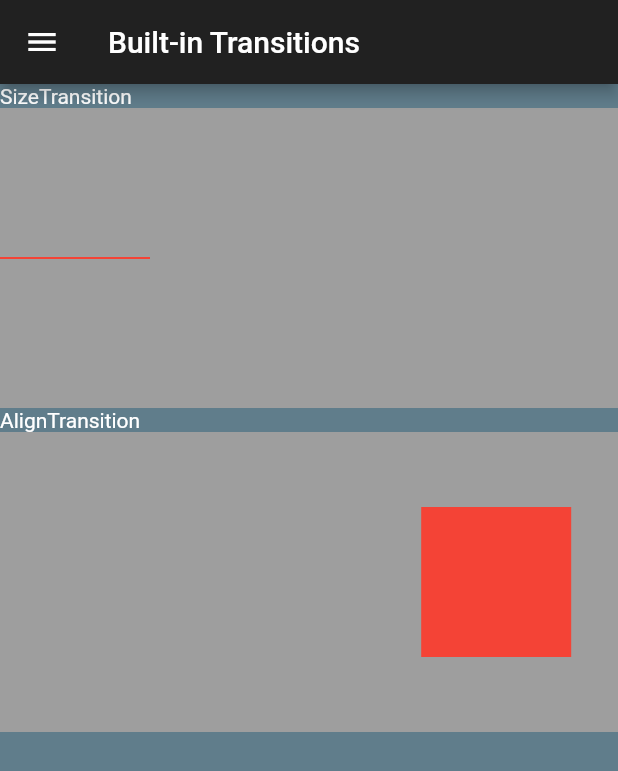
After one commit to MikeGreat/cv, a Flutter app: the ExplicitAnimationsPage screen opened directly, on a phone screen of 412 x 824 dp. The commit adds this screen. Shown: the top 771 px of the screen. Run offline on Flutter 3.47's test engine with Material 2 defaults, Android fonts, the light colour scheme and no system bars; our stand-ins replace bloc, equatable, firebase_analytics, firebase_crashlytics, flutter_bloc, flutter_neumorphic and 2 more; accounts and stored records are empty.

Commit message:
Kick off of Built-in-transitions

```diff
--- /dev/null
+++ b/lib/ui/page/playground/explicit/build_in_transitions.dart
@@ -0,0 +1,73 @@
+import 'package:flutter/material.dart';
+
+class BuiltInTransitionsPage extends StatefulWidget {
+  @override
+  _BuiltInTransitionsPageState createState() => _BuiltInTransitionsPageState();
+}
+
+class _BuiltInTransitionsPageState extends State<BuiltInTransitionsPage> with TickerProviderStateMixin {
+
+  AnimationController _transitionAnimation;
+  Animatable<double> _sizeTransitionAnimatable;
+  Animatable<AlignmentGeometry> _alignmentTransitionAnimatable;
+
+  @override
+  void initState() {
+    super.initState();
+
+    _transitionAnimation = AnimationController(
+      duration: const Duration(milliseconds: 1000),
+      vsync: this,
+    )..repeat(reverse: true);
+
+    _sizeTransitionAnimatable = CurveTween(
+      curve: Curves.easeIn,
+    );
+
+    _alignmentTransitionAnimatable = AlignmentTween(
+      begin: Alignment.centerRight,
+      end: Alignment.centerLeft,
+    );
+
+  }
+
+  @override
+  Widget build(BuildContext context) {
+    return ListView(
+      children: <Widget>[
+        Text("SizeTransition"),
+        Container(
+          height: 200,
+          color: Colors.grey,
+          child: Center(
+            child: SizeTransition(
+              sizeFactor: _transitionAnimation.drive(_sizeTransitionAnimatable),
+              child: Container(
+                color: Colors.red,
+                width: 100,
+                height: 100,
+              ),
+            ),
+          ),
+        ),
+        Text("AlignTransition"),
+        Container(
+          height: 200,
+          color: Colors.grey,
+          child: AlignTransition(
+            alignment: _transitionAnimation.drive(_alignmentTransitionAnimatable),
+            child: Container(
+              width: 100,
+              height: 100,
+              color: Colors.red
+            ),
+          ),
+        ),
+//        Text(""),
+//        FadeTransition(),
+//        Text(""),
+//        RotationTransition(),
+      ],
+    );
+  }
+}
--- /dev/null
+++ b/lib/ui/page/playground/explicit/explicit_animations.dart
@@ -0,0 +1,50 @@
+import 'package:cv/ui/page/playground/explicit/build_in_transitions.dart';
+import 'package:flutter/material.dart';
+
+class ExplicitAnimationSubPage {
+  final String title;
+  final Widget samplePage;
+
+  ExplicitAnimationSubPage({this.title, this.samplePage});
+}
+
+class ExplicitAnimationsPage extends StatefulWidget {
+  @override
+  _ExplicitAnimationsPageState createState() => _ExplicitAnimationsPageState();
+}
+
+class _ExplicitAnimationsPageState extends State<ExplicitAnimationsPage> {
+  static final List<ExplicitAnimationSubPage> subPages = [
+    ExplicitAnimationSubPage(title: 'Built-in Transitions', samplePage: BuiltInTransitionsPage()),
+  ];
+
+  ExplicitAnimationSubPage subPage = subPages[0];
+
+  void selectPage(ExplicitAnimationSubPage page) {
+    setState(() {
+      subPage = page;
+    });
+    Navigator.of(context).pop();
+  }
+
+  @override
+  Widget build(BuildContext context) {
+    return Scaffold(
+      appBar: AppBar(
+        title: Text(subPage.title),
+      ),
+      drawer: Drawer(
+        child: ListView(
+          children: subPages
+              .map((subPage) => ListTile(
+              title: Text(subPage.title),
+              onTap: () {
+                selectPage(subPage);
+              }))
+              .toList(),
+        ),
+      ),
+      body: subPage.samplePage,
+    );
+  }
+}
--- a/lib/ui/page/playground/playground.dart
+++ b/lib/ui/page/playground/playground.dart
@@ -1,3 +1,4 @@
+import 'package:cv/ui/page/playground/explicit/explicit_animations.dart';
 import 'package:cv/ui/page/playground/implicit/implicit_animations.dart';
 import 'package:cv/ui/page/playground/staggered/staggered_animations.dart';
 import 'package:flutter/material.dart';
@@ -33,6 +34,10 @@ class PlaygroundPage extends StatelessWidget {
           subtitle:
               Text('SomethingTransition, AnimatedBuilder, AnimatedWidget'),
           isThreeLine: true,
+          onTap: () {
+            Navigator.of(context).push(MaterialPageRoute(
+                builder: (context) => ExplicitAnimationsPage()));
+          },
         ),
         ListTile(
           trailing: Text('soon'),
```
